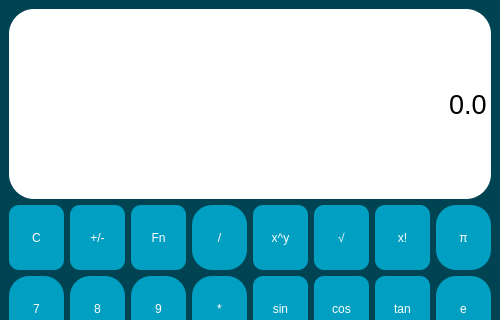
Qt form src/gui/parniscitacka.ui (parni-mlaticky/parni-scitacka) before a commit; both pictures show x 0 to 500 and y 0 to 320 of the 500 by 565 pixel window.
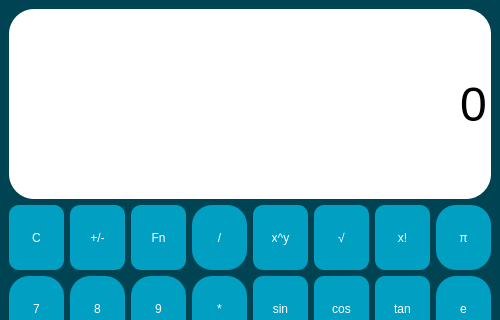
The same form after that commit. Icons and pictures are not drawn.

Commit message: Display is now readonly, increased font size

```diff
--- a/src/gui/parniscitacka.ui
+++ b/src/gui/parniscitacka.ui
@@ -405,7 +405,7 @@
       </property>
       <property name="font">
        <font>
-        <pointsize>20</pointsize>
+        <pointsize>36</pointsize>
        </font>
       </property>
       <property name="styleSheet">
@@ -416,11 +416,14 @@
 }</string>
       </property>
       <property name="text">
-       <string>0.0</string>
+       <string>0</string>
       </property>
       <property name="alignment">
        <set>Qt::AlignRight|Qt::AlignTrailing|Qt::AlignVCenter</set>
       </property>
+      <property name="readOnly">
+       <bool>true</bool>
+      </property>
      </widget>
     </item>
     <item row="4" column="5">
```
